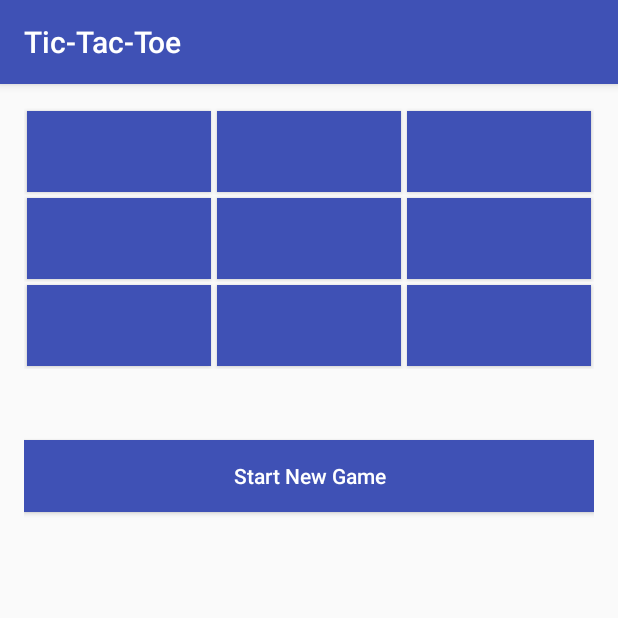
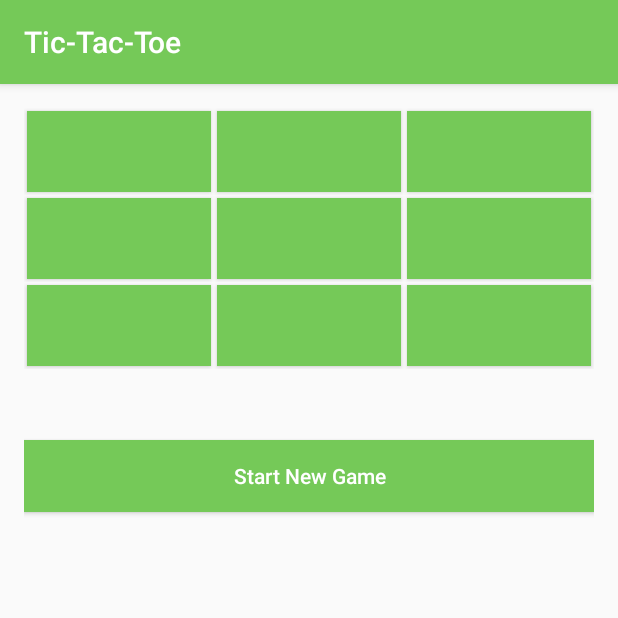
Before and after one commit to Kittichai001/TicTacToe, an Android app: the screen it shows after launch (MainActivity), on a phone screen of 412 x 824 dp, the top half of it. Run offline under Robolectric (Android 15) with nearby library versions, the phone set to English and light mode, and no system bars.

Commit message:
changing board color

```diff
--- a/app/src/main/res/values/colors.xml
+++ b/app/src/main/res/values/colors.xml
@@ -1,7 +1,7 @@
 <?xml version="1.0" encoding="utf-8"?>
 <resources>
-    <color name="colorPrimary">#3F51B5</color>
-    <color name="colorPrimaryDark">#303F9F</color>
-    <color name="colorAccent">#FF4081</color>
+    <color name="colorPrimary">#75C958</color>
+    <color name="colorPrimaryDark">#A9D899</color>
+    <color name="colorAccent">#75C958</color>
     <color name="white">#ffffff</color>
 </resources>
```
